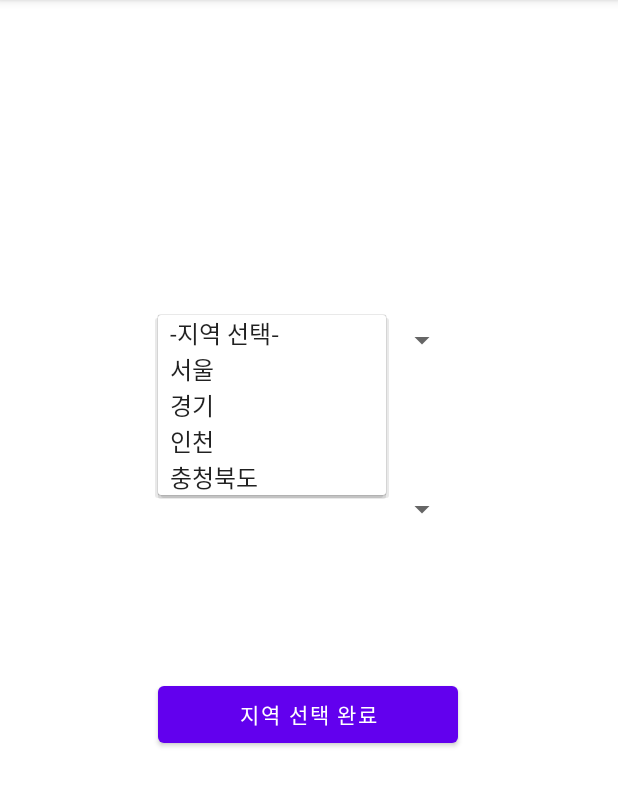
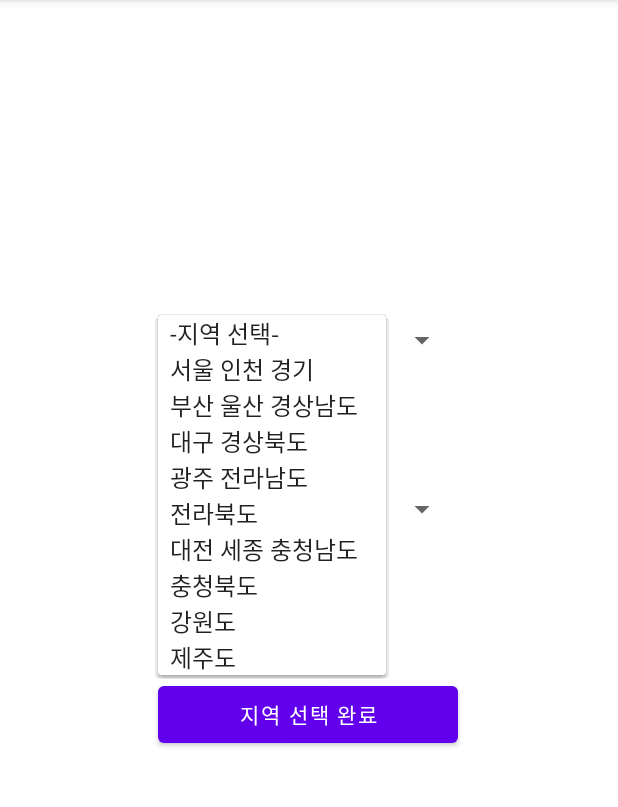
Before and after one commit to woojin0415/RestTeam, an Android app: the page2Activity screen opened directly, with no data from a screen before it, after a tap on "-지역 선택-", on a phone screen of 412 x 824 dp, the part 84-891 px from its top. Run offline under Robolectric (Android 15) with nearby library versions, the phone set to English and light mode, and no system bars.

Commit message:
Update page2Activity.java
중기 데이터에 맞게 지역 정보 업데이트(서울 인천 경기 / 부산 울산 경상남도)

```diff
--- a/SanHak/app/src/main/java/com/example/sanhak/page2Activity.java
+++ b/SanHak/app/src/main/java/com/example/sanhak/page2Activity.java
@@ -16,12 +16,12 @@ public class page2Activity extends AppCompatActivity {
         super.onCreate(savedInstanceState);
         setContentView(R.layout.page2);
 
-        String[] Region = {"-지역 선택-","서울", "경기", "인천", "충청북도"};
-        String[] Region_Seoul={"-세부 지역 선택-", "강서구", "양천구", "구로구","영등포구","금천구","관악구","동작구","서초구"
-        , "강남구", "송파구", "강동구", "흥신구","마포구","서대문구","종로구","중구","성동구","광진구","중랑구","동대문구","서대문구",
-        "은평구","성북구","강북구","도봉구","노원구"};
-        String[] Region_Chungbuk={"-세부 지역 선택-","단양군","제천시","충주시","음성군","진천군","증평군","괴산군","청주시","보은군","옥천군","영동군"};
-
+        String[] Region = {"-지역 선택-","서울 인천 경기", "부산 울산 경상남도", "대구 경상북도", "광주 전라남도", "전라북도", "대전 세종 충청남도",
+        "충청북도", "강원도", "제주도"};
+        String[] Region_Seoul={"-세부 지역 선택-", "서울","인천","수원","성남","안양","광명","과천","평택","오산","의왕","용인","군포","안성","화성",
+        "양평","구리","남양주","하남","이천","여주","광주","의정부","고양","파주","양주","동두천","연천","포천","가평","강화","김포","시흥","부천","안산","백령도"};
+        String[] Region_Busan={"-세부 지역 선택-","부산","울산","김해","양산","창원","밀양","함안","창녕","의령","진주","하동","사천","거창","합천","산청",
+        "함양","통영","거제","고성","남해"};
 
 
 
@@ -33,8 +33,8 @@ public class page2Activity extends AppCompatActivity {
         ArrayAdapter<String> adapter_seoul = new ArrayAdapter<String>(this, android.R.layout.simple_spinner_item,Region_Seoul);
         adapter_seoul.setDropDownViewResource(android.R.layout.simple_spinner_item);
 
-        ArrayAdapter<String> adapter_chungbuk = new ArrayAdapter<String>(this, android.R.layout.simple_spinner_item,Region_Chungbuk);
-        adapter_chungbuk.setDropDownViewResource(android.R.layout.simple_spinner_item);
+        ArrayAdapter<String> adapter_busan = new ArrayAdapter<String>(this, android.R.layout.simple_spinner_item,Region_Busan);
+        adapter_busan.setDropDownViewResource(android.R.layout.simple_spinner_item);
 
 
 
@@ -45,12 +45,13 @@ public class page2Activity extends AppCompatActivity {
         sp1.setOnItemSelectedListener(new AdapterView.OnItemSelectedListener() {
             @Override
             public void onItemSelected(AdapterView<?> adapterView, View view, int i, long l) {
-                if(sp1.getSelectedItem().toString() == "서울"){
+                if(sp1.getSelectedItem().toString() == "서울 인천 경기"){
                     selectbox_detail.setAdapter(adapter_seoul);
                 }
-                else if(sp1.getSelectedItem().toString() == "충청북도"){
-                    selectbox_detail.setAdapter(adapter_chungbuk);
+                else if(sp1.getSelectedItem().toString() == "부산 울산 경상남도"){
+                    selectbox_detail.setAdapter(adapter_busan);
                 }
+
             }
 
             @Override
```
